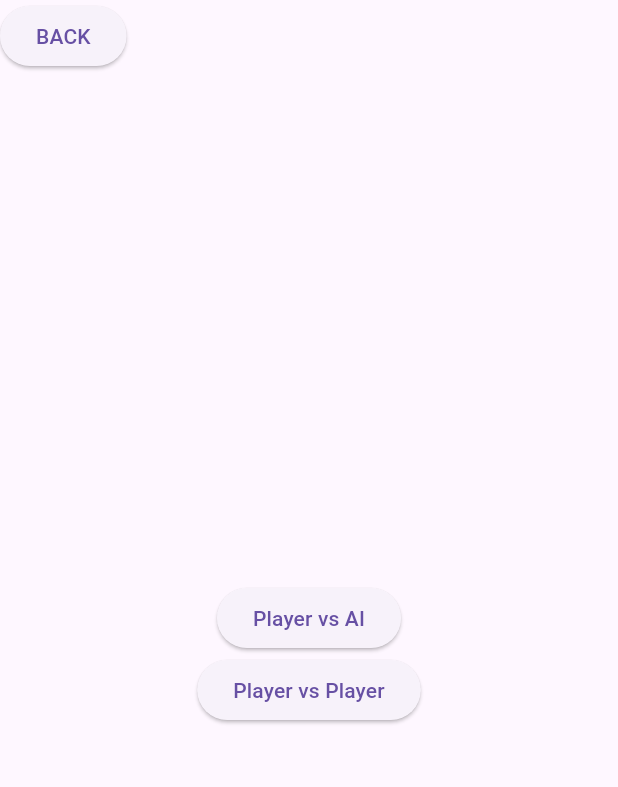
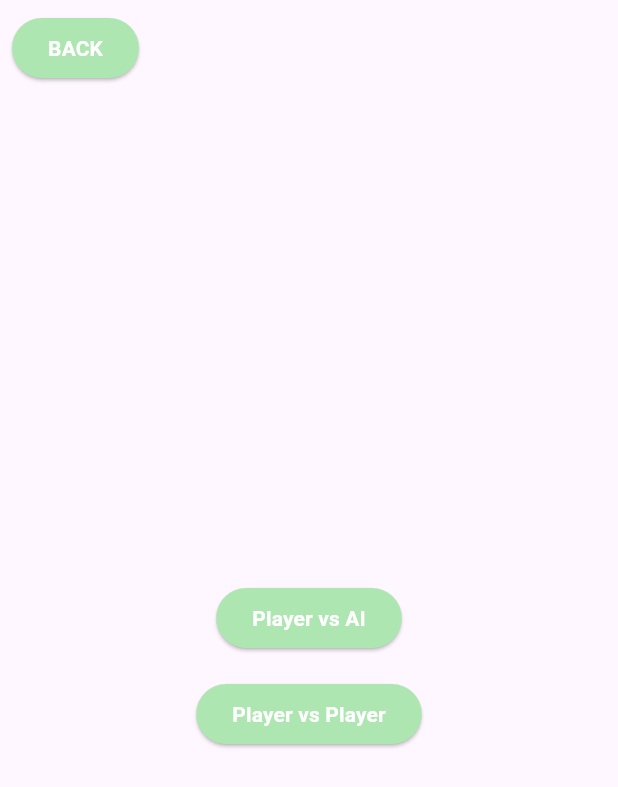
Before and after one commit to wojtekbakun/tictactoe, a Flutter app: the screen it shows after launch, after a tap on an icon or button, on a phone screen of 412 x 824 dp. Shown: the top 787 px of the screen. Run offline on Flutter 3.47's test engine with Material 3 defaults, Android fonts, the phone set to English and light mode, and no system bars; our stand-ins replace audioplayers; missing offline and left inert: desktop_window.

Commit message:
added loading screen, ui improvements

```diff
--- a/lib/main.dart
+++ b/lib/main.dart
@@ -4,9 +4,15 @@ import 'package:tictactoe/presentation/screens/bubble_screen.dart';
 import 'package:tictactoe/presentation/screens/game_screen.dart';
 import 'package:tictactoe/presentation/screens/grid_screen.dart';
 import 'package:tictactoe/presentation/screens/level_screen.dart';
+import 'package:tictactoe/presentation/screens/loading_screen.dart';
 import 'package:tictactoe/presentation/screens/mode_screen.dart';
+import 'package:desktop_window/desktop_window.dart';
 
-void main() {
+void main() async {
+  WidgetsFlutterBinding.ensureInitialized();
+  await DesktopWindow.setWindowSize(const Size(400, 800));
+  await DesktopWindow.setMinWindowSize(const Size(400, 800));
+  await DesktopWindow.setMaxWindowSize(const Size(400, 800));
   runApp(
     const ProvidersInit(
       child: MainApp(),
@@ -21,6 +27,7 @@ class MainApp extends StatelessWidget {
   Widget build(BuildContext context) {
     return MaterialApp(
       title: 'Bubble Tic Tac Toe',
+      debugShowCheckedModeBanner: false,
       routes: {
         '/mode': (context) => const ModeScreen(),
         '/grid': (context) => const GridScreen(),
@@ -28,11 +35,9 @@ class MainApp extends StatelessWidget {
         '/game': (context) => const GameScreen(),
         // '/splash': (context) => const SplashScreen(),
         '/bubbles': (context) => const BubbleScreen(),
+        '/loading': (context) => const LoadingScreen(),
       },
-      initialRoute: '/bubbles',
-      home: const Scaffold(
-        body: ModeScreen(),
-      ),
+      initialRoute: '/loading',
     );
   }
 }
--- /dev/null
+++ b/lib/presentation/screens/loading_screen.dart
@@ -0,0 +1,66 @@
+import 'dart:async';
+import 'package:flutter/material.dart';
+import 'package:tictactoe/presentation/screens/bubble_screen.dart';
+import 'package:tictactoe/presentation/screens/mode_screen.dart';
+
+class LoadingScreen extends StatefulWidget {
+  const LoadingScreen({super.key});
+
+  @override
+  State<LoadingScreen> createState() => _LoadingScreenState();
+}
+
+class _LoadingScreenState extends State<LoadingScreen> {
+  @override
+  void initState() {
+    super.initState();
+
+    // Opóźnienie o 2 sekundy przed przejściem do innego ekranu
+    Timer(const Duration(seconds: 2), () {
+      // Po 2 sekundach przejdź do HomeScreen
+      Navigator.of(context).pushReplacement(
+        MaterialPageRoute(
+          builder: (context) => const BubbleScreen(),
+        ),
+      );
+    });
+  }
+
+  @override
+  Widget build(BuildContext context) {
+    return Scaffold(
+      body: Center(
+        child: Container(
+          decoration: const BoxDecoration(
+            image: DecorationImage(
+              image: AssetImage('assets/images/beach.jpg'), // Ścieżka do obrazu
+              fit: BoxFit.cover, // Dopasowanie obrazu do rozmiaru ekranu
+            ),
+          ),
+          child: const Column(
+            mainAxisAlignment: MainAxisAlignment.center,
+            crossAxisAlignment: CrossAxisAlignment.center,
+            children: [
+              Padding(
+                padding: EdgeInsets.all(8.0),
+                child: Text(
+                  'LOADING...',
+                  style: TextStyle(
+                    fontSize: 36,
+                    color: Colors.white,
+                    fontWeight: FontWeight.bold,
+                  ),
+                ),
+              ),
+              Center(
+                child: CircularProgressIndicator(
+                  color: Colors.white,
+                ),
+              ),
+            ],
+          ),
+        ),
+      ),
+    );
+  }
+}
--- a/lib/presentation/widgets/button.dart
+++ b/lib/presentation/widgets/button.dart
@@ -10,14 +10,24 @@ class Button extends StatelessWidget {
   @override
   Widget build(BuildContext context) {
     final SoundManager soundManager = context.watch<SoundManager>();
-    return ElevatedButton(
+    return Padding(
+      padding: const EdgeInsets.all(8.0),
+      child: ElevatedButton(
         onPressed: () {
           soundManager.playClickSound('sounds/click_sound_effect.mp3');
           onPressed();
         },
+        style: ButtonStyle(
+          backgroundColor: MaterialStateProperty.all<Color>(
+            Color.fromARGB(255, 173, 230, 176),
+          ),
+        ),
         child: Text(
           text,
           textAlign: TextAlign.center,
+          style: const TextStyle(
+              fontSize: 14, color: Colors.white, fontWeight: FontWeight.bold),
+        ),
       ),
     );
   }
--- a/lib/presentation/widgets/results_panel.dart
+++ b/lib/presentation/widgets/results_panel.dart
@@ -17,7 +17,7 @@ class ResultsPanel extends StatelessWidget {
     return Container(
       height: screenWidth / 2,
       width: screenWidth,
-      color: Colors.blue,
+      color: const Color.fromARGB(255, 173, 216, 230), //173, 216, 230
       child: Column(
         mainAxisAlignment: MainAxisAlignment.spaceEvenly,
         crossAxisAlignment: CrossAxisAlignment.center,
--- a/lib/presentation/widgets/winning_sequence_painter.dart
+++ b/lib/presentation/widgets/winning_sequence_painter.dart
@@ -24,7 +24,7 @@ class WinningLinePainter extends CustomPainter {
     if (winningSequence.isEmpty) return;
 
     final paint = Paint()
-      ..color = Colors.red
+      ..color = const Color.fromARGB(255, 173, 216, 230) //173, 216, 230
       ..strokeWidth = cellSize / 10
       ..strokeCap = StrokeCap.round;
 
--- a/pubspec.yaml
+++ b/pubspec.yaml
@@ -11,6 +11,7 @@ dependencies:
     sdk: flutter
   provider: ^6.1.2
   audioplayers: ^5.2.1
+  desktop_window: ^0.4.0
 
 dev_dependencies:
   flutter_test:
```
Also changed, not shown: lib/presentation/widgets/game.dart (+4 -5 lines), lib/presentation/widgets/points_to_win.dart (+15 -17 lines), lib/presentation/widgets/score.dart (+7 -1 lines), pubspec.lock, 6 other files. Lines whose indentation alone changed are shown as unchanged.
